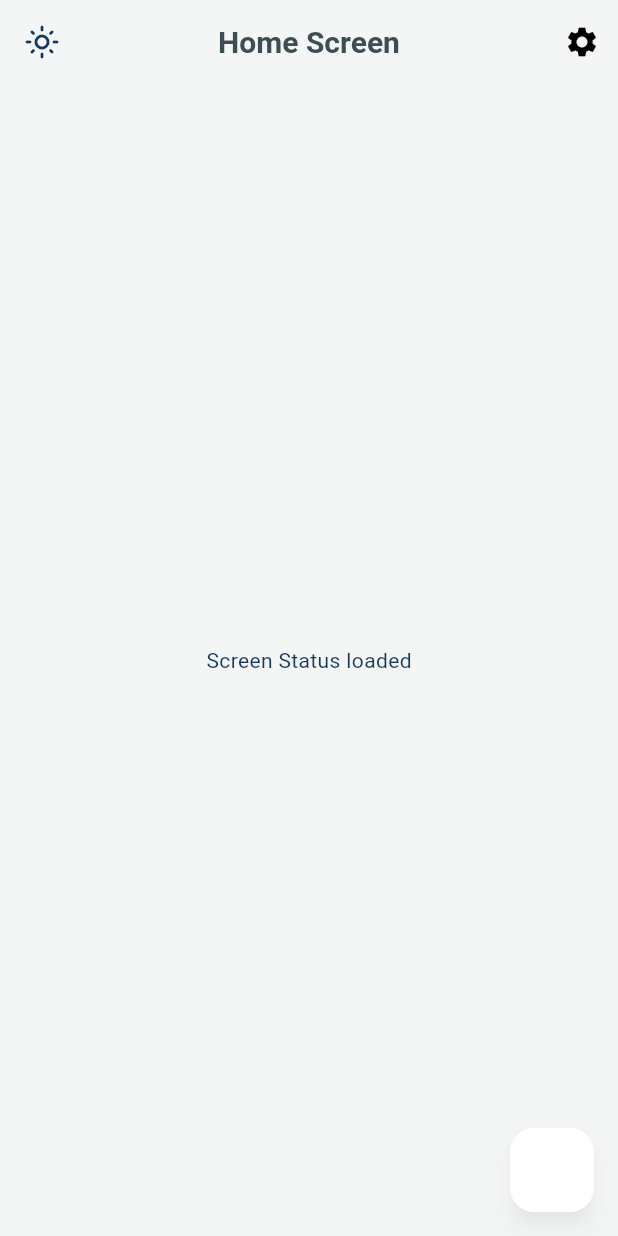
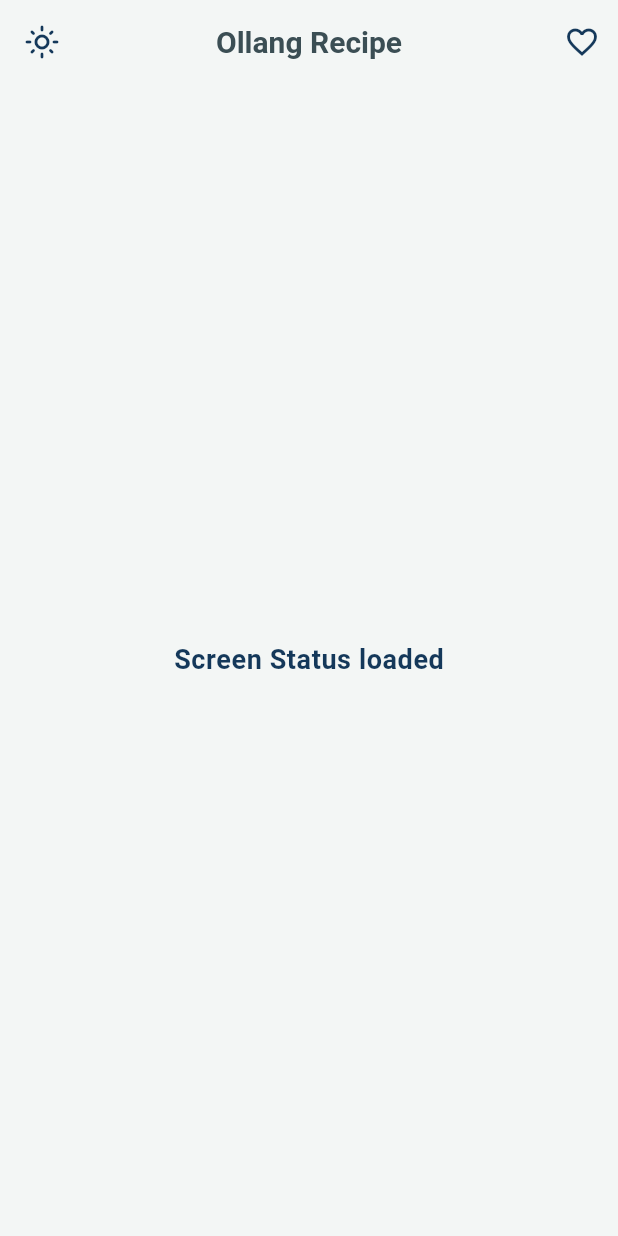
Before and after one commit to bthnkucuk/ollang_recipe, a Flutter app: the screen it shows after launch, on a phone screen of 412 x 824 dp. Run offline on Flutter 3.47's test engine with Material 2 defaults, Android fonts, the light colour scheme and no system bars; our stand-ins replace get.

Commit message:
media query, home screen start

```diff
--- /dev/null
+++ b/lib/components/my_app_bar.dart
@@ -0,0 +1,46 @@
+import 'package:flutter/material.dart';
+
+class MyAppBar extends StatelessWidget with PreferredSizeWidget {
+  const MyAppBar({
+    super.key,
+    this.trailingOnPressed,
+    this.leadingOnPressed,
+    this.leadingIcon,
+    this.trailingIcon,
+    required this.centerTitle,
+  });
+
+  final VoidCallback? trailingOnPressed;
+  final VoidCallback? leadingOnPressed;
+  final String centerTitle;
+  final IconData? leadingIcon;
+  final IconData? trailingIcon;
+
+  @override
+  Widget build(BuildContext context) {
+    return AppBar(
+      backgroundColor: Theme.of(context).appBarTheme.backgroundColor,
+      centerTitle: true,
+      title: Text(centerTitle),
+      leading: IconButton(
+        onPressed: Navigator.of(context).canPop() ? Navigator.of(context).maybePop : leadingOnPressed,
+        icon: Icon(
+          Navigator.of(context).canPop() ? Icons.arrow_back_ios_new : leadingIcon,
+          color: Theme.of(context).colorScheme.onPrimary,
+        ),
+      ),
+      actions: [
+        IconButton(
+          icon: Icon(
+            trailingIcon,
+            color: Theme.of(context).colorScheme.onPrimary,
+          ),
+          onPressed: trailingOnPressed,
+        )
+      ],
+    );
+  }
+
+  @override
+  Size get preferredSize => const Size.fromHeight(kToolbarHeight);
+}
--- /dev/null
+++ b/lib/components/my_media_query.dart
@@ -0,0 +1,30 @@
+import 'dart:developer';
+import 'dart:ui';
+
+import 'package:flutter/material.dart';
+
+/// MediaQuery Data'larına buradan erişilecek ve değişiklik yapmak gerekirse burdan yapılacak.
+class MyMediaQuery {
+  static late double width;
+  static late double height;
+  static late EdgeInsets padding;
+  static late MediaQueryData _mediaQueryData;
+  static late Brightness platformBrightness;
+  static late Orientation orientation;
+  static late List<DisplayFeature> displayFeatures;
+  static late double textScaleFactor;
+
+  static void setScreenSize() {
+    _mediaQueryData = MediaQueryData.fromWindow(WidgetsBinding.instance.window);
+
+    height = _mediaQueryData.size.height;
+    width = _mediaQueryData.size.width;
+    padding = _mediaQueryData.padding;
+    platformBrightness = _mediaQueryData.platformBrightness;
+    orientation = _mediaQueryData.orientation;
+    displayFeatures = _mediaQueryData.displayFeatures;
+    textScaleFactor = _mediaQueryData.textScaleFactor;
+
+    log('$width x $height', name: 'Screen local pixel');
+  }
+}
--- a/lib/main.dart
+++ b/lib/main.dart
@@ -1,5 +1,7 @@
 import 'package:flutter/material.dart';
 
+import 'components/my_media_query.dart';
+import 'screens/favorite_screen/favorite_screen.dart';
 import 'screens/home_screen/home_screen.dart';
 import 'theme/material_app_updater.dart';
 import 'theme/theme_dark.dart';
@@ -9,18 +11,23 @@ void main() {
   runApp(const MyApp());
 }
 
-final GlobalKey<NavigatorState> navigatorKey = GlobalKey<NavigatorState>();
-
 class MyApp extends StatelessWidget {
   const MyApp({super.key});
 
   @override
   Widget build(BuildContext context) {
+    MyMediaQuery.setScreenSize();
+
     return MaterialAppUpdater(
       child: Builder(builder: (context) {
         return MaterialApp(
-          title: 'Flutter Demo',
-          navigatorKey: navigatorKey,
+          title: 'Ollang Recipe',
+          initialRoute: '/',
+          routes: {
+            Screens.home: (context) => const HomeScreen(),
+            Screens.favorite: (context) => const FavoriteScreen(),
+          },
+          navigatorKey: Screens.navigatorKey,
           theme: lightTheme,
           darkTheme: darkTheme,
           debugShowCheckedModeBanner: false,
@@ -31,3 +38,9 @@ class MyApp extends StatelessWidget {
     );
   }
 }
+
+class Screens {
+  static GlobalKey<NavigatorState> navigatorKey = GlobalKey<NavigatorState>();
+  static const String home = '/home';
+  static const String favorite = '/favorite';
+}
--- a/lib/screens/home_screen/controller/home_controller.dart
+++ b/lib/screens/home_screen/controller/home_controller.dart
@@ -1,10 +1,26 @@
 import 'package:flutter/material.dart';
 import 'package:get/get.dart';
+
+import '../../../main.dart';
+import '../../../theme/material_app_updater.dart';
 
 enum LoadingStatus { loading, loaded, error }
 
 class HomeController extends GetxController {
-  final key = GlobalKey();
+  final scaffoldKey = GlobalKey();
+  BuildContext get context => scaffoldKey.currentContext!;
+  final Rx<IconData> themeIcon = Rx(Icons.light_mode_outlined);
+
+  void changeTheme() {
+    if (MaterialAppInheritedWidget.of(context).themeMode == ThemeMode.light) {
+      themeIcon(Icons.dark_mode_outlined);
+    } else {
+      themeIcon(Icons.light_mode_outlined);
+    }
+    MaterialAppInheritedWidget.of(context).changeTheme();
+  }
+
+  void goFavorite() => Navigator.pushNamed(context, Screens.favorite);
 
   final Rx<LoadingStatus> loadingStatus = LoadingStatus.loading.obs;
 
--- a/lib/screens/home_screen/view/home_view.dart
+++ b/lib/screens/home_screen/view/home_view.dart
@@ -1,7 +1,8 @@
 import 'package:flutter/material.dart';
 import 'package:get/get.dart';
 
-import '../../../theme/material_app_updater.dart';
+import '../../../components/my_app_bar.dart';
+import '../../../theme/text_style.dart';
 import '../controller/home_controller.dart';
 
 class HomeView extends GetView<HomeController> {
@@ -9,37 +10,38 @@ class HomeView extends GetView<HomeController> {
 
   @override
   Widget build(BuildContext context) {
-    return Scaffold(
-      appBar: AppBar(
-        centerTitle: true,
-        title: const Text('Home Screen'),
-        leading: Icon(Icons.light_mode_outlined),
-        actions: <Widget>[
-          IconButton(
-            icon: Icon(
-              Icons.settings,
-              color: Colors.black,
-            ),
-            onPressed: () {
-              // do something
-            },
-          )
-        ],
+    return Obx(
+      () => Scaffold(
+        key: controller.scaffoldKey,
+        appBar: MyAppBar(
+          centerTitle: 'Ollang Recipe',
+          leadingIcon: controller.themeIcon.value,
+          leadingOnPressed: controller.changeTheme,
+          trailingIcon: Icons.favorite_outline_outlined,
+          trailingOnPressed: controller.goFavorite,
         ),
         body: SafeArea(
           child: Obx(() {
             if (controller.loadingStatus.value == LoadingStatus.loading) {
               return const Center(child: CircularProgressIndicator.adaptive());
             } else if (controller.loadingStatus.value == LoadingStatus.loaded) {
-            return const Center(child: Text("Screen Status loaded"));
+              return Center(
+                child: Column(
+                  mainAxisAlignment: MainAxisAlignment.center,
+                  children: [
+                    Text(
+                      "Screen Status loaded",
+                      style: s18W700,
+                    ),
+                  ],
+                ),
+              );
             } else {
               return const SizedBox();
             }
           }),
         ),
-      floatingActionButton: FloatingActionButton(onPressed: () {
-        MaterialAppInheritedWidget.of(context).changeTheme();
-      }),
+      ),
     );
   }
 }
--- a/lib/theme/theme_dark.dart
+++ b/lib/theme/theme_dark.dart
@@ -1,5 +1,6 @@
 import 'package:flutter/material.dart';
-import 'package:ollang_recipe/theme/app_colors.dart';
+
+import 'app_colors.dart';
 
 ThemeData darkTheme = ThemeData(
   useMaterial3: true,
```
Also changed, not shown: lib/screens/favorite_screen/view/favorite_view.dart (+7 -1 lines), lib/theme/text_style.dart (+160 -80 lines). Lines whose indentation alone changed are shown as unchanged.
